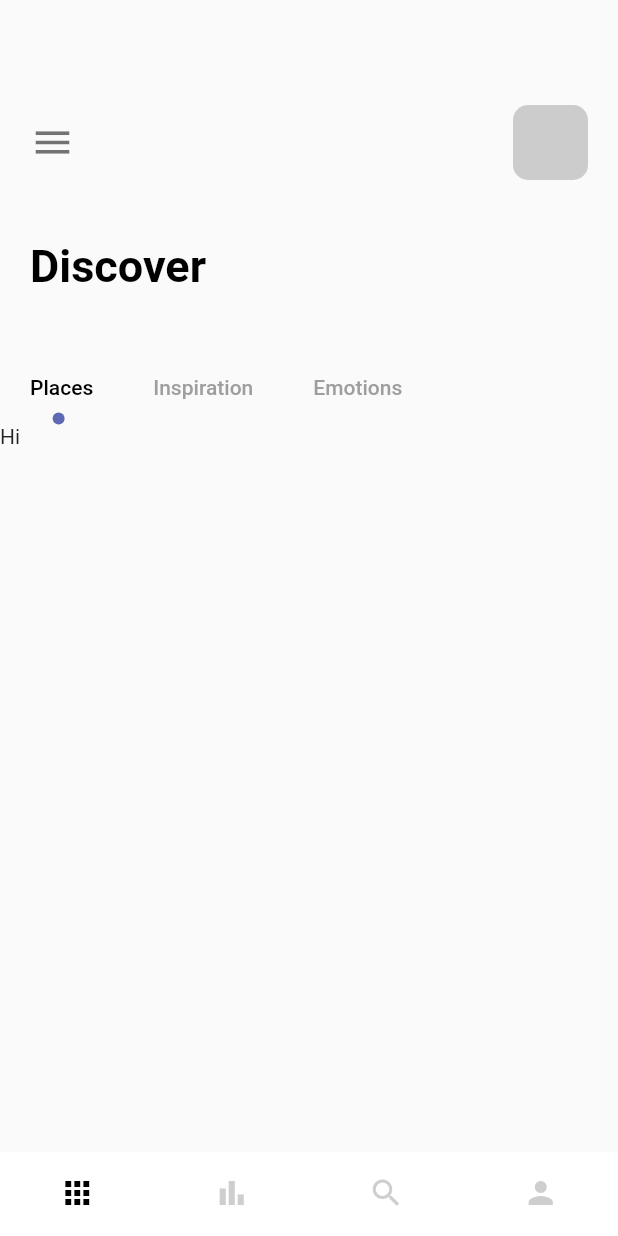
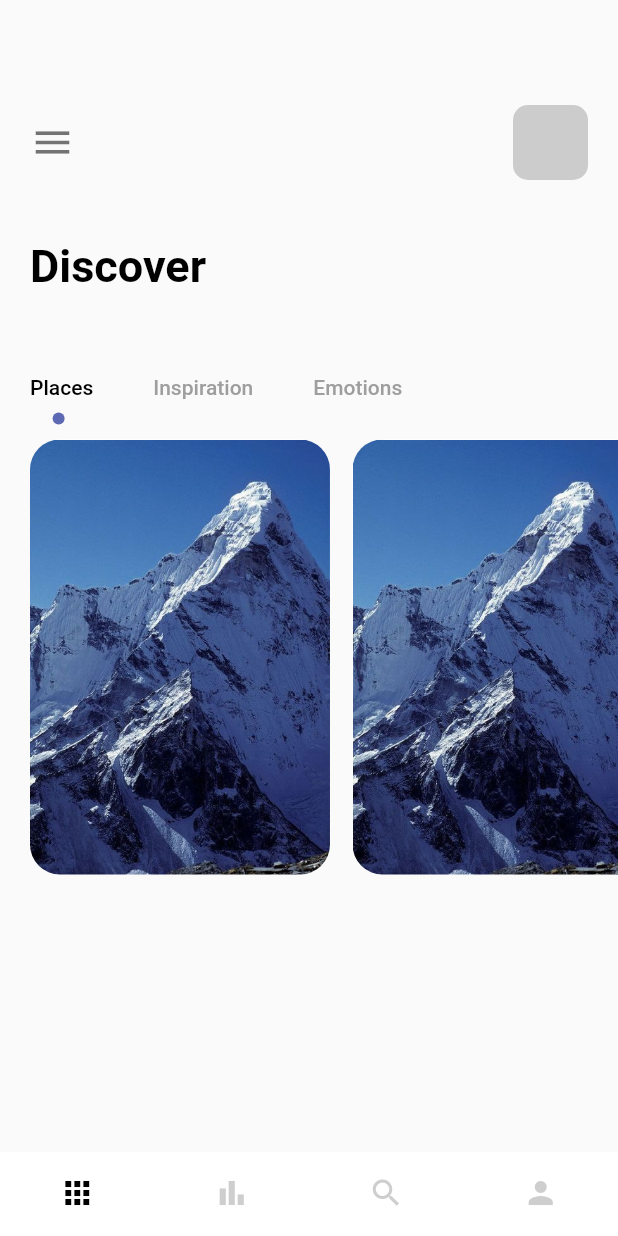
Before and after one commit to grglucastr/flutter_cubic, a Flutter app: the screen it shows after launch, on a phone screen of 412 x 824 dp. Run offline on Flutter 3.47's test engine with Material 2 defaults, Android fonts, the phone set to English and light mode, and no system bars.

```diff
--- a/lib/pages/nav_pages/home_page.dart
+++ b/lib/pages/nav_pages/home_page.dart
@@ -59,7 +59,8 @@ class _HomePageState extends State<HomePage> with TickerProviderStateMixin {
                 unselectedLabelColor: Colors.grey,
                 isScrollable: true,
                 indicatorSize: TabBarIndicatorSize.label,
-                indicator: CircleTabIndicator(color: AppColors.mainColor, radius: 4),
+                indicator:
+                    CircleTabIndicator(color: AppColors.mainColor, radius: 4),
                 tabs: [
                   Tab(
                     text: "Places",
@@ -75,12 +76,31 @@ class _HomePageState extends State<HomePage> with TickerProviderStateMixin {
             ),
           ),
           Container(
+            padding: const EdgeInsets.only(left: 20),
             height: 300,
             width: double.maxFinite,
             child: TabBarView(
               controller: _tabController,
               children: [
-                Text("Hi"),
+                ListView.builder(
+                  scrollDirection: Axis.horizontal,
+                  itemCount: 3,
+                  itemBuilder: (BuildContext context, int index) {
+                    return Container(
+                      margin: const EdgeInsets.only(right: 15, top: 10),
+                      width: 200,
+                      height: 300,
+                      decoration: BoxDecoration(
+                        borderRadius: BorderRadius.circular(20),
+                        color: Colors.white,
+                        image: const DecorationImage(
+                          image: AssetImage("img/mountain.jpeg"),
+                          fit: BoxFit.cover,
+                        ),
+                      ),
+                    );
+                  },
+                ),
                 Text("There"),
                 Text("Bye"),
               ],
@@ -118,14 +138,14 @@ class _CirclePainter extends BoxPainter {
   });
 
   @override
-  void paint(Canvas canvas, Offset offset,
-      ImageConfiguration configuration) {
-
+  void paint(Canvas canvas, Offset offset, ImageConfiguration configuration) {
     final Paint _paint = Paint();
     _paint.color = color;
     _paint.isAntiAlias = true; // for hardware acceleration purpose
 
-    final Offset circleOffset = Offset(configuration.size!.width/2 - radius/2, configuration.size!.height - radius);
+    final Offset circleOffset = Offset(
+        configuration.size!.width / 2 - radius / 2,
+        configuration.size!.height - radius);
 
     canvas.drawCircle(offset + circleOffset, radius, _paint);
   }
```
